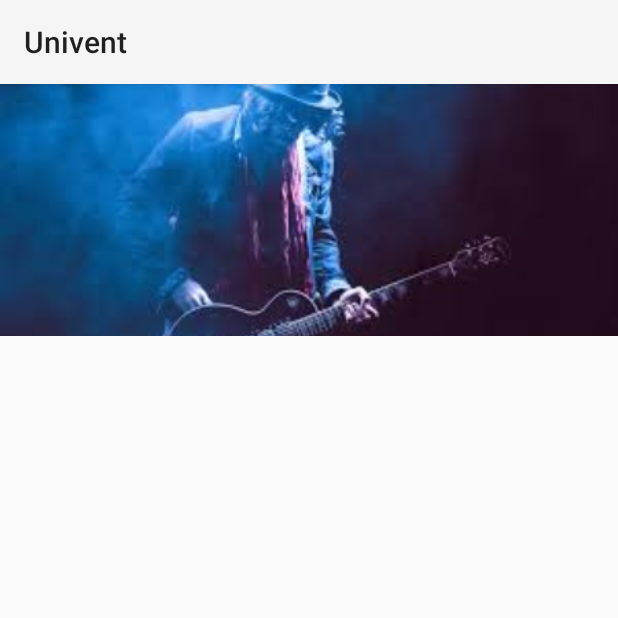
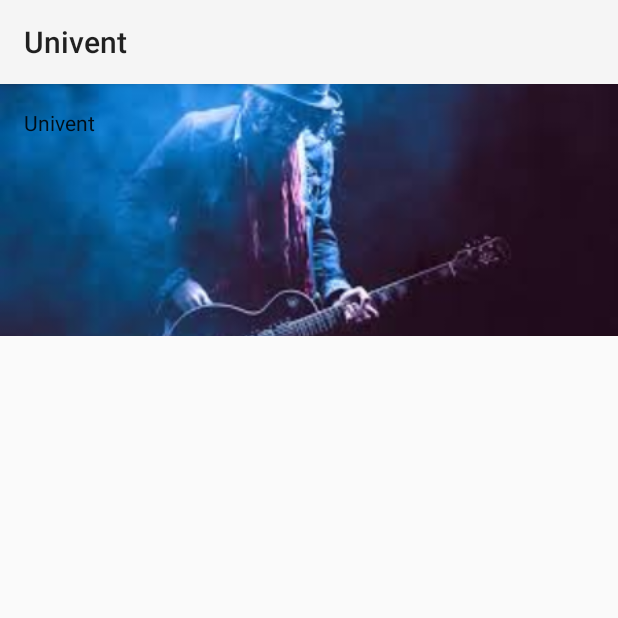
Before and after one commit to regis456/HCI-Univent-App-, an Android app: the HomePage screen opened directly, with no data from a screen before it, on a phone screen of 412 x 824 dp, the top half of it. Run offline under Robolectric (Android 15) with nearby library versions, the phone set to English and light mode, and no system bars; 3 statements that could not run were skipped.

```diff
--- a/app/src/main/AndroidManifest.xml
+++ b/app/src/main/AndroidManifest.xml
@@ -23,7 +23,9 @@
                 <category android:name="android.intent.category.LAUNCHER" />
             </intent-filter>
         </activity>
-        <activity android:name=".HomePage"></activity>
+        <activity
+            android:name=".HomePage"
+            android:label="@string/app_name"></activity>
     </application>
 
 </manifest>
--- a/app/src/main/java/edu/augsburg/univent/MyAdapter.java
+++ b/app/src/main/java/edu/augsburg/univent/MyAdapter.java
@@ -5,6 +5,9 @@ import android.view.LayoutInflater;
 import android.view.ViewGroup;
 import android.widget.TextView;
 
+/**
+ * Not useful unless we use a recycler view. Try to use the views in activity_home_page.xml
+ */
 public class MyAdapter extends RecyclerView.Adapter<MyAdapter.ViewHolder> {
     private String[] mDataset;
 
--- a/app/src/main/res/layout/activity_home_page.xml
+++ b/app/src/main/res/layout/activity_home_page.xml
@@ -2,22 +2,6 @@
     xmlns:app="http://schemas.android.com/apk/res-auto"
     android:layout_width="match_parent"
     android:layout_height="match_parent">
-
-    <android.support.v4.widget.NestedScrollView
-        android:layout_width="match_parent"
-        android:layout_height="match_parent"
-        app:layout_behavior="@string/appbar_scrolling_view_behavior">
-
-        <TextView
-            android:layout_marginTop="16dp"
-            android:textAppearance="@style/Base.TextAppearance.AppCompat.Body1"
-            android:text="@string/app_name"
-            android:layout_width="wrap_content"
-            android:layout_height="wrap_content"
-            android:layout_marginLeft="16dp"
-            android:layout_marginRight="16dp" />
-
-    </android.support.v4.widget.NestedScrollView>
 
     <android.support.design.widget.CollapsingToolbarLayout
         android:id="@+id/collapsing_toolbar_layout"
@@ -44,6 +28,22 @@
             android:theme="@style/ThemeOverlay.AppCompat.ActionBar"
             app:layout_scrollFlags="scroll|enterAlways" />
 
+        <android.support.v4.widget.NestedScrollView
+            android:layout_width="match_parent"
+            android:layout_height="match_parent"
+            android:clipToPadding="false"
+            app:layout_behavior="@string/appbar_scrolling_view_behavior">
+
+            <TextView
+                android:layout_width="wrap_content"
+                android:layout_height="wrap_content"
+                android:layout_marginLeft="16dp"
+                android:layout_marginRight="16dp"
+                android:layout_marginTop="16dp"
+                android:text="@string/app_name"
+                android:textAppearance="@style/Base.TextAppearance.AppCompat.Body1" />
+
+        </android.support.v4.widget.NestedScrollView>
 
     </android.support.design.widget.CollapsingToolbarLayout>
 
```
Also changed, not shown: app/src/main/java/edu/augsburg/univent/LoginActivity.java (+20 -19 lines).
